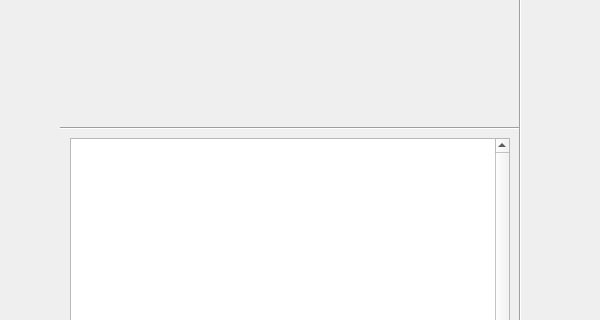
Above: tfne/visualizer/codeepneat/tfnev_codeepneat_mainwindow_ui.ui from YangZhafou/Tensorflow-Neuroevolution before the change; both pictures show x 0 to 600 and y 231 to 551 of the 1000 by 700 pixel window. Below: the same form after it.
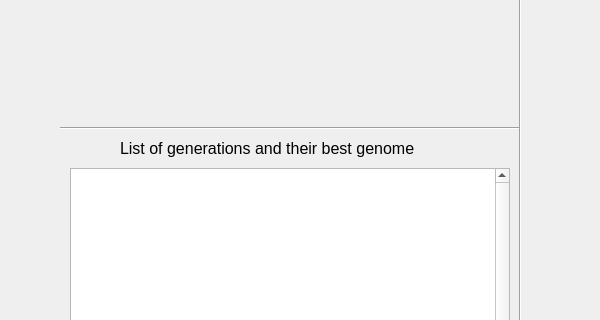
That is the form after the change.

Commit message: Update UI, create a list of generations and their best genome IDs

```diff
--- a/tfne/visualizer/codeepneat/tfnev_codeepneat_mainwindow_ui.ui
+++ b/tfne/visualizer/codeepneat/tfnev_codeepneat_mainwindow_ui.ui
@@ -56,15 +56,33 @@
      <property name="geometry">
       <rect>
        <x>10</x>
-       <y>340</y>
+       <y>370</y>
        <width>440</width>
-       <height>320</height>
+       <height>290</height>
       </rect>
      </property>
      <property name="verticalScrollBarPolicy">
       <enum>Qt::ScrollBarAlwaysOn</enum>
      </property>
     </widget>
+    <widget class="QLabel" name="label">
+     <property name="geometry">
+      <rect>
+       <x>60</x>
+       <y>340</y>
+       <width>340</width>
+       <height>20</height>
+      </rect>
+     </property>
+     <property name="font">
+      <font>
+       <pointsize>12</pointsize>
+      </font>
+     </property>
+     <property name="text">
+      <string>List of generations and their best genome</string>
+     </property>
+    </widget>
    </widget>
   </widget>
   <widget class="QMenuBar" name="menubar">
```
The commit also changes 2 other files.
